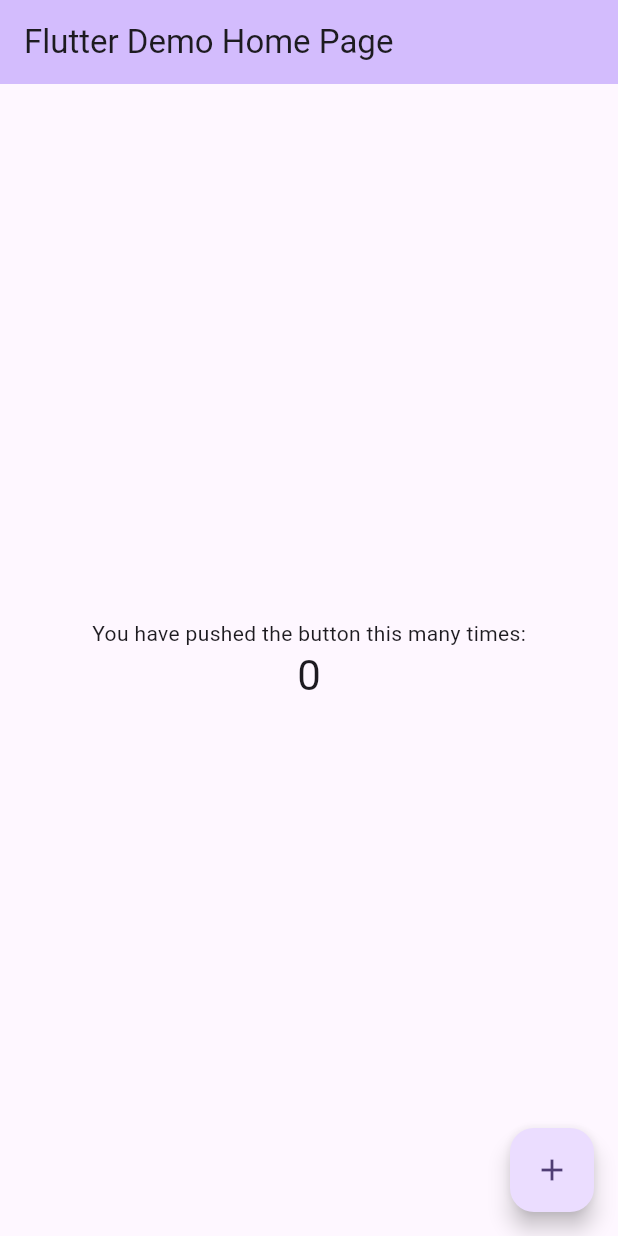
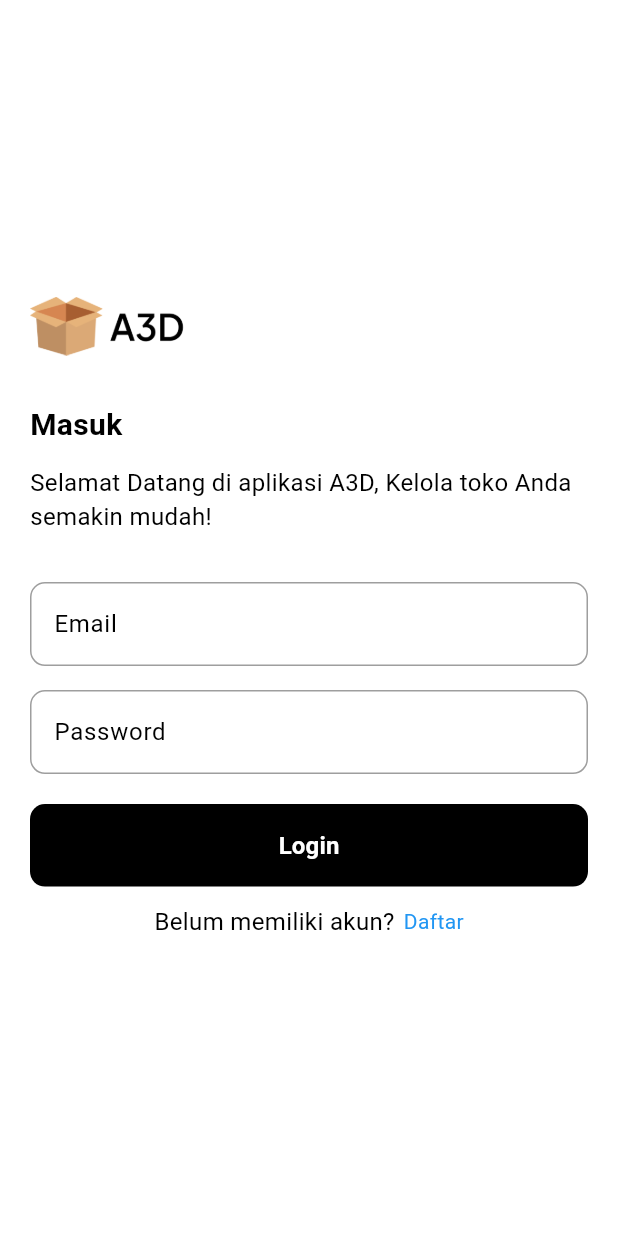
Before and after one commit to prasetyodidi/pmo-a3d, a Flutter app: the screen it shows after launch, on a phone screen of 412 x 824 dp. Run offline on Flutter 3.47's test engine with Material 3 defaults, Android fonts, the light colour scheme and no system bars.

Commit message:
feat: login screen ui

```diff
--- /dev/null
+++ b/lib/components/CustomButton.dart
@@ -0,0 +1,36 @@
+import 'package:a3d/constants/index.dart';
+import 'package:flutter/material.dart';
+
+class CustomButton extends StatelessWidget {
+  final String text;
+  final VoidCallback onPressed;
+
+  const CustomButton({
+    Key? key,
+    required this.text,
+    required this.onPressed,
+  }) : super(key: key);
+
+  @override
+  Widget build(BuildContext context) {
+    double screenWidth = MediaQuery.of(context).size.width;
+    return Container(
+      width: screenWidth, // 70% of screen width
+      child: TextButton(
+        onPressed: onPressed,
+        style: TextButton.styleFrom(
+          backgroundColor: Colors.black,
+          padding: EdgeInsets.symmetric(horizontal: 32, vertical: 16),
+          shape: RoundedRectangleBorder(
+            borderRadius: BorderRadius.circular(10), // Adjust the value as needed
+          ),
+        ),
+        child: Text(text, style: TextStyle(
+            fontSize: BASE_FONTSIZE,
+            fontWeight: FontWeight.bold,
+            color: Colors.white,
+          ),),
+      ),
+    );
+  }
+}
--- /dev/null
+++ b/lib/components/CustomText.dart
@@ -0,0 +1,26 @@
+import 'package:a3d/constants/index.dart';
+import 'package:flutter/material.dart';
+
+class CustomText extends StatelessWidget {
+  final String text;
+  final TextStyle? textStyle;
+  final TextAlign? textAlign;
+
+  const CustomText({
+    Key? key,
+    required this.text,
+    this.textStyle,
+    this.textAlign,
+  }) : super(key: key);
+
+  @override
+  Widget build(BuildContext context) {
+    return Text(
+      text,
+      style: textStyle ?? TextStyle(
+        fontSize: BASE_FONTSIZE
+      ), // Use custom textStyle if provided, else use default
+      textAlign: textAlign ?? TextAlign.start, // Use custom textAlign if provided, else use default
+    );
+  }
+}
--- /dev/null
+++ b/lib/components/CustomTextField.dart
@@ -0,0 +1,39 @@
+import 'package:a3d/constants/index.dart';
+import 'package:flutter/material.dart';
+
+class CustomTextField extends StatelessWidget {
+  final TextEditingController controller;
+  final String labelText;
+  final bool obscureText;
+
+  const CustomTextField({
+    Key? key,
+    required this.controller,
+    required this.labelText,
+    this.obscureText = false,
+  }) : super(key: key);
+
+  @override
+  Widget build(BuildContext context) {
+    return Padding(
+      padding: const EdgeInsets.symmetric(vertical: 8.0),
+      child: TextField(
+        controller: controller,
+        obscureText: obscureText,
+        style: TextStyle(color: WHITE),
+        decoration: InputDecoration(
+          labelText: labelText,
+          labelStyle: TextStyle(color: BLACK),
+          enabledBorder: OutlineInputBorder(
+            borderSide: BorderSide(color: GREY),
+            borderRadius: BorderRadius.circular(10.0), // Rounded corners with radius 10
+          ),
+          focusedBorder: OutlineInputBorder(
+            borderSide: BorderSide(color: BLACK),
+            borderRadius: BorderRadius.circular(10.0), // Rounded corners with radius 10
+          ),
+        ),
+      ),
+    );
+  }
+}
--- /dev/null
+++ b/lib/constants/index.dart
@@ -0,0 +1,8 @@
+import 'package:flutter/material.dart';
+
+double BASE_FONTSIZE = 16.0;
+double TITLE_FONTSIZE = 20.0;
+
+Color BLACK = Colors.black;
+Color WHITE = Colors.white;
+Color GREY = Colors.grey;
--- a/lib/main.dart
+++ b/lib/main.dart
@@ -1,3 +1,4 @@
+import 'package:a3d/screens/LoginScreen.dart';
 import 'package:flutter/material.dart';
 
 void main() {
@@ -7,119 +8,27 @@
 class MyApp extends StatelessWidget {
   const MyApp({super.key});
 
-  // This widget is the root of your application.
   @override
   Widget build(BuildContext context) {
     return MaterialApp(
-      title: 'Flutter Demo',
+      title: 'A3D',
+      debugShowCheckedModeBanner: false,
       theme: ThemeData(
-        // This is the theme of your application.
-        //
-        // TRY THIS: Try running your application with "flutter run". You'll see
-        // the application has a purple toolbar. Then, without quitting the app,
-        // try changing the seedColor in the colorScheme below to Colors.green
-        // and then invoke "hot reload" (save your changes or press the "hot
-        // reload" button in a Flutter-supported IDE, or press "r" if you used
-        // the command line to start the app).
-        //
-        // Notice that the counter didn't reset back to zero; the application
-        // state is not lost during the reload. To reset the state, use hot
-        // restart instead.
-        //
-        // This works for code too, not just values: Most code changes can be
-        // tested with just a hot reload.
-        colorScheme: ColorScheme.fromSeed(seedColor: Colors.deepPurple),
+        brightness: Brightness.dark,
+        primaryColor: Colors.black,
+        colorScheme: ColorScheme.fromSwatch(
+          primarySwatch: Colors.grey,
+          brightness: Brightness.dark,
+        ).copyWith(
+          secondary: Colors.white,
+        ),
+        textTheme: const TextTheme(
+          bodyMedium: TextStyle(color: Colors.black),
+          headlineMedium: TextStyle(color: Colors.black),
+        ),
         useMaterial3: true,
       ),
-      home: const MyHomePage(title: 'Flutter Demo Home Page'),
+      home: const LoginScreen(),
     );
   }
 }
-
-class MyHomePage extends StatefulWidget {
-  const MyHomePage({super.key, required this.title});
-
-  // This widget is the home page of your application. It is stateful, meaning
-  // that it has a State object (defined below) that contains fields that affect
-  // how it looks.
-
-  // This class is the configuration for the state. It holds the values (in this
-  // case the title) provided by the parent (in this case the App widget) and
-  // used by the build method of the State. Fields in a Widget subclass are
-  // always marked "final".
-
-  final String title;
-
-  @override
-  State<MyHomePage> createState() => _MyHomePageState();
-}
-
-class _MyHomePageState extends State<MyHomePage> {
-  int _counter = 0;
-
-  void _incrementCounter() {
-    setState(() {
-      // This call to setState tells the Flutter framework that something has
-      // changed in this State, which causes it to rerun the build method below
-      // so that the display can reflect the updated values. If we changed
-      // _counter without calling setState(), then the build method would not be
-      // called again, and so nothing would appear to happen.
-      _counter++;
-    });
-  }
-
-  @override
-  Widget build(BuildContext context) {
-    // This method is rerun every time setState is called, for instance as done
-    // by the _incrementCounter method above.
-    //
-    // The Flutter framework has been optimized to make rerunning build methods
-    // fast, so that you can just rebuild anything that needs updating rather
-    // than having to individually change instances of widgets.
-    return Scaffold(
-      appBar: AppBar(
-        // TRY THIS: Try changing the color here to a specific color (to
-        // Colors.amber, perhaps?) and trigger a hot reload to see the AppBar
-        // change color while the other colors stay the same.
-        backgroundColor: Theme.of(context).colorScheme.inversePrimary,
-        // Here we take the value from the MyHomePage object that was created by
-        // the App.build method, and use it to set our appbar title.
-        title: Text(widget.title),
-      ),
-      body: Center(
-        // Center is a layout widget. It takes a single child and positions it
-        // in the middle of the parent.
-        child: Column(
-          // Column is also a layout widget. It takes a list of children and
-          // arranges them vertically. By default, it sizes itself to fit its
-          // children horizontally, and tries to be as tall as its parent.
-          //
-          // Column has various properties to control how it sizes itself and
-          // how it positions its children. Here we use mainAxisAlignment to
-          // center the children vertically; the main axis here is the vertical
-          // axis because Columns are vertical (the cross axis would be
-          // horizontal).
-          //
-          // TRY THIS: Invoke "debug painting" (choose the "Toggle Debug Paint"
-          // action in the IDE, or press "p" in the console), to see the
-          // wireframe for each widget.
-          mainAxisAlignment: MainAxisAlignment.center,
-          children: <Widget>[
-            const Text(
-              'You have pushed the button this many times:',
-            ),
-            Text(
-              '$_counter',
-              style: Theme.of(context).textTheme.headlineMedium,
-            ),
-          ],
-        ),
-      ),
-      floatingActionButton: FloatingActionButton(
-        onPressed: _incrementCounter,
-        tooltip: 'Increment',
-        child: const Icon(Icons.add),
-      ), // This trailing comma makes auto-formatting nicer for build methods.
-    );
-  }
-}
--- /dev/null
+++ b/lib/screens/LoginScreen.dart
@@ -0,0 +1,84 @@
+import 'package:a3d/components/CustomButton.dart';
+import 'package:a3d/components/CustomText.dart';
+import 'package:a3d/components/CustomTextField.dart';
+import 'package:a3d/components/Navbar.dart';
+import 'package:a3d/constants/index.dart';
+import 'package:flutter/material.dart';
+
+class LoginScreen extends StatefulWidget {
+  const LoginScreen({super.key});
+
+  @override
+  State<LoginScreen> createState() => _LoginScreenState();
+}
+
+class _LoginScreenState extends State<LoginScreen> {
+  TextEditingController _emailController = TextEditingController();
+  TextEditingController _passwordController = TextEditingController();
+  @override
+  Widget build(BuildContext context) {
+    return   Scaffold(
+      backgroundColor: Colors.white,
+      body: Center(
+        child: SingleChildScrollView(
+          padding: EdgeInsets.symmetric(horizontal: 20.0),
+          child: Column(
+            mainAxisAlignment: MainAxisAlignment.start,
+            crossAxisAlignment: CrossAxisAlignment.start,
+            children: <Widget>[
+              // Logo
+              Container(
+                child: Image.asset(
+                  'assets/LOGO.png',
+                  width: MediaQuery.of(context).size.width * 0.25,
+                ),
+              ),
+              // Text
+               Container(
+              margin: EdgeInsets.only(top: 32),
+              child: CustomText(text: "Masuk", textStyle: TextStyle(fontSize: TITLE_FONTSIZE, fontWeight: FontWeight.bold)),
+             ),
+             Container(
+              child: CustomText(text: "Selamat Datang di aplikasi A3D, Kelola toko Anda semakin mudah!"),
+              margin: EdgeInsets.only(bottom: 24, top: 12),
+             ),
+              // Email TextField
+              CustomTextField(
+                labelText: 'Email',
+                controller: _emailController,
+              ),
+              // Password TextField
+              CustomTextField(
+                labelText: 'Password',
+                controller: _passwordController,
+              ),
+              SizedBox(height: 12,),
+              // Login Button
+              CustomButton(
+                text: 'Login',
+                onPressed: () {
+                  // Handle login button press
+                      Navigator.push(context, MaterialPageRoute(builder: (builder) => Navbar()));
+
+                },
+              ),
+              SizedBox(height: 12,),
+              Row(
+                mainAxisAlignment: MainAxisAlignment.center,
+                children: [
+                  CustomText(text: "Belum memiliki akun?"),
+                  SizedBox(width: 6,),
+                  GestureDetector(
+                    onTap: (){
+                      Navigator.push(context, MaterialPageRoute(builder: (builder) => Navbar()));
+                    },
+                    child: CustomText(text: "Daftar", textStyle: TextStyle(color: Colors.blue, decoration: TextDecoration.underline)),)
+                ],
+              ),
+            ],
+          ),
+        ),
+      ),
+    );
+  }
+}
--- a/pubspec.yaml
+++ b/pubspec.yaml
@@ -39,6 +39,8 @@ dependencies:
 dev_dependencies:
   flutter_test:
     sdk: flutter
+  http: ^1.1.0
+
 
   # The "flutter_lints" package below contains a set of recommended lints to
   # encourage good coding practices. The lint set provided by the package is
@@ -59,8 +61,8 @@ flutter:
   uses-material-design: true
 
   # To add assets to your application, add an assets section, like this:
-  # assets:
-  #   - images/a_dot_burr.jpeg
+  assets:
+    - assets/LOGO.png
   #   - images/a_dot_ham.jpeg
 
   # An image asset can refer to one or more resolution-specific "variants", see
```
Also changed, not shown: lib/api/index.dart (added, +55 -0 lines), lib/components/Navbar.dart (added, +72 -0 lines), lib/models/userModel.dart (added, +25 -0 lines), assets/LOGO.png (added), pubspec.lock, 1 other file.
